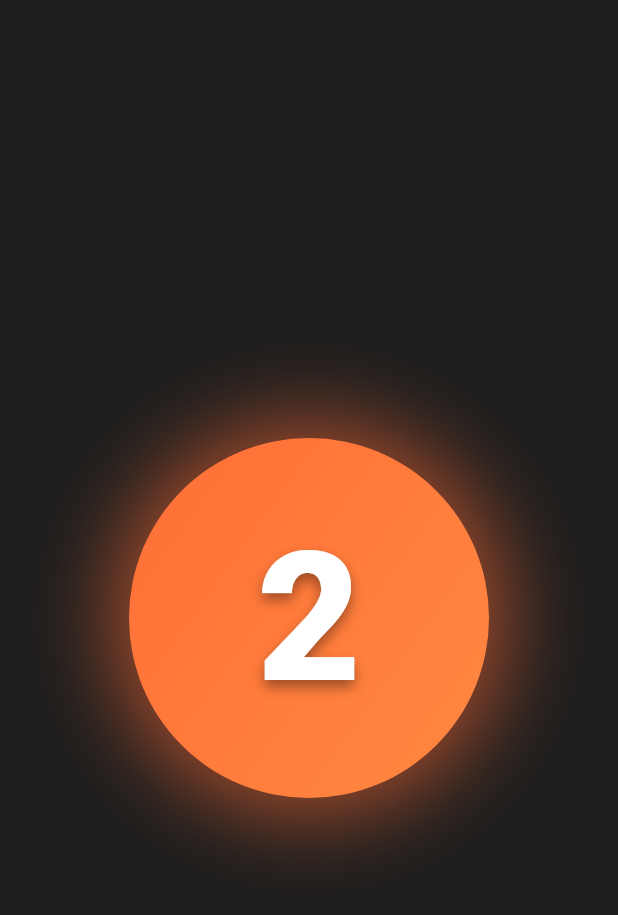
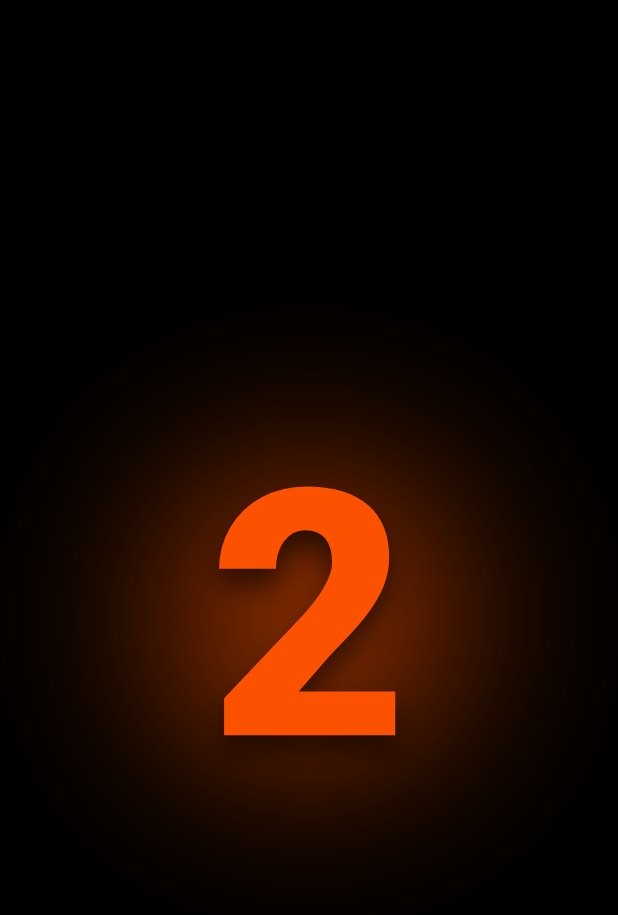
Before and after one commit to alessandro-gaspari/heart-rate-monitor, a Flutter app: the _CountdownDialog screen opened directly, on a phone screen of 412 x 824 dp. Shown: the top 915 px of the screen. Run offline on Flutter 3.47's test engine with Material 3 defaults, Android fonts, the light colour scheme and no system bars; our stand-ins replace flutter_blue_plus, geolocator, google_fonts, permission_handler, socket_io_client; missing offline and left inert: apple_maps_flutter; Roboto replaces fonts that are missing (SF Pro Display).

Commit message:
various fixes

```diff
--- a/coospo_ios/lib/screens/device_detail_screen.dart
+++ b/coospo_ios/lib/screens/device_detail_screen.dart
@@ -781,26 +781,27 @@ class _CountdownDialog extends StatefulWidget {
   __CountdownDialogState createState() => __CountdownDialogState();
 }
 
-class __CountdownDialogState extends State<_CountdownDialog> with SingleTickerProviderStateMixin {
+class __CountdownDialogState extends State<_CountdownDialog>
+    with SingleTickerProviderStateMixin {
   int countdown = 3;
   late AnimationController _controller;
   late Animation<double> _scaleAnimation;
-  late Animation<double> _opacityAnimation;
+  late Animation<double> _pulseAnimation;
 
   @override
   void initState() {
     super.initState();
     _controller = AnimationController(
-      duration: const Duration(milliseconds: 800),
+      duration: const Duration(milliseconds: 600),
       vsync: this,
     );
 
-    _scaleAnimation = Tween<double>(begin: 0.5, end: 1.2).animate(
+    _scaleAnimation = Tween<double>(begin: 0.3, end: 1.0).animate(
       CurvedAnimation(parent: _controller, curve: Curves.elasticOut),
     );
 
-    _opacityAnimation = Tween<double>(begin: 0.0, end: 1.0).animate(
-      CurvedAnimation(parent: _controller, curve: Curves.easeIn),
+    _pulseAnimation = Tween<double>(begin: 1.0, end: 1.15).animate(
+      CurvedAnimation(parent: _controller, curve: Curves.easeInOut),
     );
 
     _startCountdown();
@@ -827,71 +828,69 @@ class __CountdownDialogState extends State<_CountdownDialog> with SingleTickerPr
       _controller.forward(from: 0);
     }
 
-    await Future.delayed(const Duration(milliseconds: 800));
+    await Future.delayed(const Duration(milliseconds: 700));
     if (mounted) Navigator.pop(context);
   }
 
   @override
   Widget build(BuildContext context) {
-    return Dialog(
-      backgroundColor: Colors.transparent,
+    return Scaffold(
+      backgroundColor: Colors.black,
+      body: Center(
         child: ScaleTransition(
           scale: _scaleAnimation,
-        child: FadeTransition(
-          opacity: _opacityAnimation,
+          child: AnimatedBuilder(
+            animation: _pulseAnimation,
+            builder: (context, child) {
+              return Transform.scale(
+                scale: _pulseAnimation.value,
+                child: child,
+              );
+            },
             child: Container(
-            width: 200,
-            height: 200,
               decoration: BoxDecoration(
-              gradient: LinearGradient(
-                begin: Alignment.topLeft,
-                end: Alignment.bottomRight,
-                colors: countdown > 0
-                  ? [const Color(0xFFFF6B35), const Color(0xFFFF8C42)]
-                  : [const Color(0xFF00D084), const Color(0xFF00F5A0)],
-              ),
                 shape: BoxShape.circle,
                 boxShadow: [
                   BoxShadow(
                     color: countdown > 0
-                    ? const Color(0xFFFF6B35).withOpacity(0.6)
-                    : const Color(0xFF00D084).withOpacity(0.6),
-                  blurRadius: 40,
-                  spreadRadius: 10,
+                      ? const Color(0xFFFC5200).withOpacity(0.7)
+                      : const Color(0xFF00FF87).withOpacity(0.7),
+                    blurRadius: 100,
+                    spreadRadius: 30,
                   ),
                 ],
               ),
-            child: Center(
               child: countdown > 0
                 ? Text(
                     '$countdown',
-                    style: const TextStyle(
-                      color: Colors.white,
-                      fontSize: 100,
+                    style: TextStyle(
+                      color: const Color(0xFFFC5200),
+                      fontSize: 200,
                       fontWeight: FontWeight.w900,
                       fontFamily: 'SF Pro Display',
+                      letterSpacing: -10,
                       shadows: [
                         Shadow(
-                          color: Colors.black38,
-                          blurRadius: 10,
-                          offset: Offset(0, 4),
+                          color: Colors.black.withOpacity(0.5),
+                          blurRadius: 20,
+                          offset: const Offset(0, 10),
                         ),
                       ],
                     ),
                   )
                 : const Text(
-                    'VIA!',
+                    'GO!',
                     style: TextStyle(
-                      color: Colors.white,
-                      fontSize: 50,
+                      color: Color(0xFF00FF87),
+                      fontSize: 120,
                       fontWeight: FontWeight.w900,
-                      letterSpacing: 4,
+                      letterSpacing: 20,
                       fontFamily: 'SF Pro Display',
                       shadows: [
                         Shadow(
                           color: Colors.black38,
-                          blurRadius: 10,
-                          offset: Offset(0, 4),
+                          blurRadius: 20,
+                          offset: Offset(0, 10),
                         ),
                       ],
                     ),
```
Also changed, not shown: coospo_ios/lib/screens/activity_screen.dart (+27 -10 lines). Lines whose indentation alone changed are shown as unchanged.
